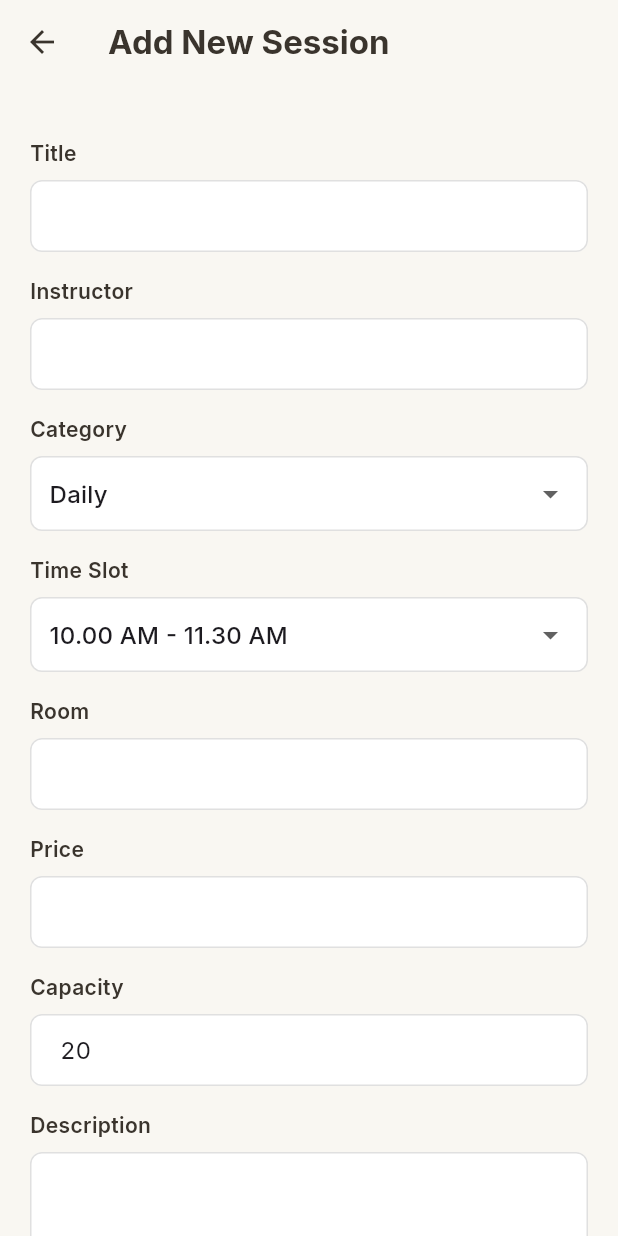
After one commit to pbp-kelompok-f2/lume-mobile, a Flutter app: the AdminClassListPage screen opened directly, after a tap on the "add" icon, on a phone screen of 412 x 824 dp. The commit adds this screen. Run offline on Flutter 3.47's test engine with Material 3 defaults, Android fonts, the phone set to English and light mode, and no system bars; our stand-ins replace google_fonts; missing offline and left inert: add_to_cart_animation, pbp_django_auth; network calls fail.

Commit message:
yyey admin udah bisa add kelas

```diff
--- /dev/null
+++ b/lib/admin/screens/admin_class_form_page.dart
@@ -0,0 +1,312 @@
+import 'dart:convert';
+import 'package:flutter/material.dart';
+import 'package:google_fonts/google_fonts.dart';
+import 'package:lume_mobile/models/booking_kelas.dart';
+import 'package:lume_mobile/theme/lume_colors.dart';
+import 'package:pbp_django_auth/pbp_django_auth.dart';
+import 'package:provider/provider.dart';
+
+class AdminClassFormPage extends StatefulWidget {
+  final ClassSession? session; // Null = Add, Not Null = Edit
+
+  const AdminClassFormPage({super.key, this.session});
+
+  @override
+  State<AdminClassFormPage> createState() => _AdminClassFormPageState();
+}
+
+class _AdminClassFormPageState extends State<AdminClassFormPage> {
+  final _formKey = GlobalKey<FormState>();
+
+  // Controllers
+  late TextEditingController _titleController;
+  late TextEditingController _instructorController;
+  late TextEditingController _roomController;
+  late TextEditingController _priceController;
+  late TextEditingController _capacityController;
+  late TextEditingController _descriptionController;
+
+  // Dropdown Values
+  String _selectedCategory = 'daily';
+  String _selectedTime = '10.00 AM - 11.30 AM'; // Default Time Slot
+
+  // Data Options (Sesuai Django models.py)
+  final List<String> _timeSlots = [
+    '10.00 AM - 11.30 AM',
+    '12.00 PM - 13.30 PM',
+    '14.00 PM - 15.30 PM',
+    '16.00 PM - 17.30 PM',
+    '18.00 PM - 19.30 PM',
+  ];
+
+  // Map Hari: Flutter UI -> Django Value ('mon', 'tue', dst)
+  final Map<String, String> _dayMap = {
+    'mon': 'Monday',
+    'tue': 'Tuesday',
+    'wed': 'Wednesday',
+    'thur': 'Thursday',
+    'fri': 'Friday',
+    'sat': 'Saturday',
+  };
+
+  final List<String> _selectedDays = []; // Menyimpan kode hari ('mon', 'tue')
+
+  bool _isLoading = false;
+
+  @override
+  void initState() {
+    super.initState();
+    final s = widget.session;
+
+    _titleController = TextEditingController(text: s?.title ?? "");
+    _instructorController = TextEditingController(text: s?.instructor ?? "");
+    _roomController = TextEditingController(text: s?.room ?? "");
+    _priceController = TextEditingController(text: s != null ? s.price.toString() : "");
+    _capacityController = TextEditingController(text: s != null ? s.capacityMax.toString() : "20"); // Default 20
+    _descriptionController = TextEditingController(text: s?.description ?? "");
+
+    if (s != null) {
+      _selectedCategory = s.category.toLowerCase();
+      // Pastikan time ada di list, kalau tidak (misal data lama), masukkan ke list sementara atau set default
+      if (_timeSlots.contains(s.time)) {
+        _selectedTime = s.time;
+      } else {
+        _selectedTime = _timeSlots.first;
+      }
+
+      // Load existing days
+      _selectedDays.addAll(s.days);
+    }
+  }
+
+  Future<void> _submitForm() async {
+    if (!_formKey.currentState!.validate()) return;
+
+    // Validasi Khusus: Jika Weekly, harus pilih hari
+    if (_selectedCategory == 'weekly' && _selectedDays.isEmpty) {
+      ScaffoldMessenger.of(context).showSnackBar(
+        const SnackBar(content: Text("Please select at least one day for Weekly class."), backgroundColor: Colors.red),
+      );
+      return;
+    }
+
+    setState(() => _isLoading = true);
+    final request = context.read<CookieRequest>();
+
+    String url;
+    if (widget.session == null) {
+      // Create
+      url = 'http://localhost:8000/bookingkelas/create-flutter/';
+    } else {
+      // Edit
+      url = 'http://localhost:8000/bookingkelas/edit-flutter/${widget.session!.id}/';
+    }
+
+    final Map<String, dynamic> body = {
+      'title': _titleController.text,
+      'instructor': _instructorController.text,
+      'time': _selectedTime, // Pakai dropdown value
+      'room': _roomController.text,
+      'price': int.tryParse(_priceController.text) ?? 0,
+      'capacity_max': int.tryParse(_capacityController.text) ?? 20,
+      'description': _descriptionController.text,
+      'category': _selectedCategory,
+      'days': _selectedCategory == 'daily' ? [] : _selectedDays, // Daily dihandle backend, Weekly kirim list
+    };
+
+    try {
+      final response = await request.post(
+        url,
+        jsonEncode(body),
+      );
+
+      if (context.mounted) {
+        if (response['status'] == 'success') {
+          ScaffoldMessenger.of(context).showSnackBar(
+            const SnackBar(
+              content: Text("Success!"),
+              backgroundColor: LumeColors.sageGreen,
+            ),
+          );
+          Navigator.pop(context); // Kembali ke list
+        } else {
+          ScaffoldMessenger.of(context).showSnackBar(
+            SnackBar(
+              content: Text(response['message'] ?? "Error occurred"),
+              backgroundColor: Colors.red,
+            ),
+          );
+        }
+      }
+    } catch (e) {
+      if (context.mounted) {
+        ScaffoldMessenger.of(context).showSnackBar(
+          SnackBar(
+            content: Text("Error: $e"),
+            backgroundColor: Colors.red,
+          ),
+        );
+      }
+    } finally {
+      if (mounted) setState(() => _isLoading = false);
+    }
+  }
+
+  @override
+  Widget build(BuildContext context) {
+    bool isEdit = widget.session != null;
+
+    return Scaffold(
+      backgroundColor: LumeColors.creamBackground,
+      appBar: AppBar(
+        title: Text(isEdit ? "Edit Session" : "Add New Session", style: GoogleFonts.inter(fontWeight: FontWeight.bold, color: LumeColors.darkText)),
+        backgroundColor: Colors.transparent,
+        elevation: 0,
+        iconTheme: const IconThemeData(color: LumeColors.darkText),
+      ),
+      body: SingleChildScrollView(
+        padding: const EdgeInsets.all(20),
+        child: Form(
+          key: _formKey,
+          child: Column(
+            crossAxisAlignment: CrossAxisAlignment.start,
+            children: [
+              _buildTextField("Title", _titleController),
+              _buildTextField("Instructor", _instructorController),
+
+              // --- CATEGORY DROPDOWN ---
+              const SizedBox(height: 16),
+              Text("Category", style: GoogleFonts.inter(fontWeight: FontWeight.w600, color: LumeColors.darkText)),
+              const SizedBox(height: 8),
+              _buildDropdown(
+                value: _selectedCategory,
+                items: const ['daily', 'weekly'],
+                onChanged: (val) => setState(() => _selectedCategory = val!),
+                itemLabel: (val) => val == 'daily' ? 'Daily' : 'Weekly',
+              ),
+
+              // --- DAYS SELECTION (Only for Weekly) ---
+              if (_selectedCategory == 'weekly') ...[
+                const SizedBox(height: 16),
+                Text("Select Days", style: GoogleFonts.inter(fontWeight: FontWeight.w600, color: LumeColors.darkText)),
+                const SizedBox(height: 8),
+                Wrap(
+                  spacing: 8,
+                  runSpacing: 8,
+                  children: _dayMap.entries.map((entry) {
+                    final dayCode = entry.key; // 'mon', 'tue'
+                    final dayName = entry.value; // 'Monday', 'Tuesday'
+                    final isSelected = _selectedDays.contains(dayCode);
+
+                    return FilterChip(
+                      label: Text(dayName),
+                      selected: isSelected,
+                      selectedColor: LumeColors.sageGreen.withOpacity(0.3),
+                      checkmarkColor: LumeColors.darkGreen,
+                      onSelected: (bool selected) {
+                        setState(() {
+                          if (selected) {
+                            _selectedDays.add(dayCode);
+                          } else {
+                            _selectedDays.remove(dayCode);
+                          }
+                        });
+                      },
+                    );
+                  }).toList(),
+                ),
+              ],
+
+              // --- TIME SLOT DROPDOWN ---
+              const SizedBox(height: 16),
+              Text("Time Slot", style: GoogleFonts.inter(fontWeight: FontWeight.w600, color: LumeColors.darkText)),
+              const SizedBox(height: 8),
+              _buildDropdown(
+                value: _selectedTime,
+                items: _timeSlots,
+                onChanged: (val) => setState(() => _selectedTime = val!),
+                itemLabel: (val) => val, // Display as is
+              ),
+
+              _buildTextField("Room", _roomController),
+              _buildTextField("Price", _priceController, isNumber: true),
+              _buildTextField("Capacity", _capacityController, isNumber: true),
+              _buildTextField("Description", _descriptionController, maxLines: 3),
+
+              const SizedBox(height: 30),
+
+              SizedBox(
+                width: double.infinity,
+                child: ElevatedButton(
+                  onPressed: _isLoading ? null : _submitForm,
+                  style: ElevatedButton.styleFrom(
+                    backgroundColor: LumeColors.sageGreen,
+                    padding: const EdgeInsets.symmetric(vertical: 16),
+                    shape: RoundedRectangleBorder(borderRadius: BorderRadius.circular(12)),
+                  ),
+                  child: _isLoading
+                    ? const SizedBox(height: 20, width: 20, child: CircularProgressIndicator(color: Colors.white, strokeWidth: 2))
+                    : Text(isEdit ? "Update Session" : "Save Session", style: const TextStyle(fontSize: 16, fontWeight: FontWeight.bold, color: Colors.white)),
+                ),
+              ),
+            ],
+          ),
+        ),
+      ),
+    );
+  }
+
+  Widget _buildTextField(String label, TextEditingController controller, {bool isNumber = false, int maxLines = 1}) {
+    return Padding(
+      padding: const EdgeInsets.only(top: 16),
+      child: Column(
+        crossAxisAlignment: CrossAxisAlignment.start,
+        children: [
+          Text(label, style: GoogleFonts.inter(fontWeight: FontWeight.w600, color: LumeColors.darkText)),
+          const SizedBox(height: 8),
+          TextFormField(
+            controller: controller,
+            keyboardType: isNumber ? TextInputType.number : TextInputType.text,
+            maxLines: maxLines,
+            validator: (val) => val == null || val.isEmpty ? "Required" : null,
+            decoration: InputDecoration(
+              filled: true,
+              fillColor: Colors.white,
+              contentPadding: const EdgeInsets.symmetric(horizontal: 16, vertical: 12),
+              border: OutlineInputBorder(borderRadius: BorderRadius.circular(8), borderSide: BorderSide(color: Colors.grey.shade300)),
+              enabledBorder: OutlineInputBorder(borderRadius: BorderRadius.circular(8), borderSide: BorderSide(color: Colors.grey.shade300)),
+            ),
+          ),
+        ],
+      ),
+    );
+  }
+
+  Widget _buildDropdown({
+    required String value,
+    required List<String> items,
+    required ValueChanged<String?> onChanged,
+    required String Function(String) itemLabel,
+  }) {
+    return Container(
+      padding: const EdgeInsets.symmetric(horizontal: 12),
+      decoration: BoxDecoration(
+        color: Colors.white, borderRadius: BorderRadius.circular(8),
+        border: Border.all(color: Colors.grey.shade300)
+      ),
+      child: DropdownButtonHideUnderline(
+        child: DropdownButton<String>(
+          value: value,
+          isExpanded: true,
+          items: items.map((item) {
+            return DropdownMenuItem(
+              value: item,
+              child: Text(itemLabel(item), style: GoogleFonts.inter()),
+            );
+          }).toList(),
+          onChanged: onChanged,
+        ),
+      ),
+    );
+  }
+}
--- /dev/null
+++ b/lib/admin/screens/admin_class_list_page.dart
@@ -0,0 +1,264 @@
+import 'package:flutter/material.dart';
+import 'package:google_fonts/google_fonts.dart';
+import 'package:lume_mobile/admin/screens/admin_class_form_page.dart';
+import 'package:lume_mobile/models/booking_kelas.dart';
+import 'package:lume_mobile/theme/lume_colors.dart';
+import 'package:pbp_django_auth/pbp_django_auth.dart';
+import 'package:provider/provider.dart';
+
+class AdminClassListPage extends StatefulWidget {
+  const AdminClassListPage({super.key});
+
+  @override
+  State<AdminClassListPage> createState() => _AdminClassListPageState();
+}
+
+class _AdminClassListPageState extends State<AdminClassListPage> {
+  // Fungsi Fetch Data Kelas
+  Future<List<ClassSession>> fetchClasses(CookieRequest request) async {
+    // Gunakan endpoint JSON yang sudah ada (sama seperti user biasa)
+    final response = await request.get(
+      'http://localhost:8000/bookingkelas/json/',
+    );
+
+    List<ClassSession> listSessions = [];
+    var data = response;
+    if (response is Map && response['sessions'] != null) {
+      data = response['sessions'];
+    }
+
+    if (data is List) {
+      for (var d in data) {
+        if (d != null) listSessions.add(ClassSession.fromJson(d));
+      }
+    }
+    return listSessions;
+  }
+
+  // Fungsi Hapus Kelas
+  Future<void> deleteClass(CookieRequest request, int id) async {
+    try {
+      final response = await request.postJson(
+        'http://localhost:8000/bookingkelas/delete-flutter/$id/', // Endpoint perlu disesuaikan di urls.py django nanti
+        {},
+      );
+
+      if (response['status'] == 'success') {
+        ScaffoldMessenger.of(context).showSnackBar(
+          const SnackBar(
+            content: Text("Class deleted successfully"),
+            backgroundColor: LumeColors.sageGreen,
+          ),
+        );
+        setState(() {}); // Refresh list
+      } else {
+        ScaffoldMessenger.of(context).showSnackBar(
+          SnackBar(
+            content: Text(response['message'] ?? "Failed to delete"),
+            backgroundColor: Colors.red,
+          ),
+        );
+      }
+    } catch (e) {
+      ScaffoldMessenger.of(context).showSnackBar(
+        SnackBar(content: Text("Error: $e"), backgroundColor: Colors.red),
+      );
+    }
+  }
+
+  @override
+  Widget build(BuildContext context) {
+    final request = context.watch<CookieRequest>();
+
+    return Scaffold(
+      backgroundColor: LumeColors.creamBackground,
+      appBar: AppBar(
+        title: Text(
+          "Manage Classes",
+          style: GoogleFonts.inter(
+            fontWeight: FontWeight.bold,
+            color: LumeColors.darkText,
+          ),
+        ),
+        backgroundColor: Colors.transparent,
+        elevation: 0,
+        iconTheme: const IconThemeData(color: LumeColors.darkText),
+      ),
+      floatingActionButton: FloatingActionButton(
+        backgroundColor: LumeColors.sageGreen,
+        child: const Icon(Icons.add, color: Colors.white),
+        onPressed: () {
+          // Navigasi ke Form Tambah Kelas
+          Navigator.push(
+            context,
+            MaterialPageRoute(builder: (context) => const AdminClassFormPage()),
+          ).then((_) => setState(() {})); // Refresh setelah kembali
+        },
+      ),
+      body: FutureBuilder(
+        future: fetchClasses(request),
+        builder: (context, AsyncSnapshot<List<ClassSession>> snapshot) {
+          if (snapshot.connectionState == ConnectionState.waiting) {
+            return const Center(
+              child: CircularProgressIndicator(color: LumeColors.sageGreen),
+            );
+          } else if (snapshot.hasError) {
+            return Center(child: Text("Error: ${snapshot.error}"));
+          } else if (!snapshot.hasData || snapshot.data!.isEmpty) {
+            return const Center(child: Text("No classes found."));
+          }
+
+          return ListView.separated(
+            padding: const EdgeInsets.all(16),
+            itemCount: snapshot.data!.length,
+            separatorBuilder: (ctx, index) => const SizedBox(height: 12),
+            itemBuilder: (context, index) {
+              final session = snapshot.data![index];
+              return _buildAdminClassCard(session, request);
+            },
+          );
+        },
+      ),
+    );
+  }
+
+  Widget _buildAdminClassCard(ClassSession session, CookieRequest request) {
+    return Container(
+      padding: const EdgeInsets.all(16),
+      decoration: BoxDecoration(
+        color: Colors.white,
+        borderRadius: BorderRadius.circular(12),
+        boxShadow: [
+          BoxShadow(
+            color: Colors.black.withOpacity(0.05),
+            blurRadius: 4,
+            offset: const Offset(0, 2),
+          ),
+        ],
+        border: Border.all(color: const Color(0xFFCFC8BA)),
+      ),
+      child: Column(
+        crossAxisAlignment: CrossAxisAlignment.start,
+        children: [
+          Row(
+            mainAxisAlignment: MainAxisAlignment.spaceBetween,
+            children: [
+              Expanded(
+                child: Text(
+                  session.title,
+                  style: GoogleFonts.inter(
+                    fontWeight: FontWeight.bold,
+                    fontSize: 16,
+                    color: LumeColors.darkText,
+                  ),
+                ),
+              ),
+              Container(
+                padding: const EdgeInsets.symmetric(horizontal: 8, vertical: 4),
+                decoration: BoxDecoration(
+                  color: const Color(0xFFF5F5F4),
+                  borderRadius: BorderRadius.circular(8),
+                ),
+                child: Text(
+                  session.category.toUpperCase(),
+                  style: GoogleFonts.inter(
+                    fontSize: 10,
+                    fontWeight: FontWeight.bold,
+                    color: LumeColors.darkText,
+                  ),
+                ),
+              ),
+            ],
+          ),
+          const SizedBox(height: 8),
+          _infoRow(Icons.person, session.instructor),
+          _infoRow(Icons.access_time, session.time),
+          _infoRow(Icons.event, session.days.join(", ")), // Tampilkan hari
+          _infoRow(
+            Icons.people,
+            "${session.capacityCurrent}/${session.capacityMax}",
+          ),
+
+          const Divider(height: 24),
+
+          Row(
+            mainAxisAlignment: MainAxisAlignment.end,
+            children: [
+              TextButton.icon(
+                icon: const Icon(Icons.edit, size: 18, color: Colors.blue),
+                label: const Text("Edit", style: TextStyle(color: Colors.blue)),
+                onPressed: () {
+                  // Navigasi ke Form Edit
+                  Navigator.push(
+                    context,
+                    MaterialPageRoute(
+                      builder: (context) => AdminClassFormPage(
+                        session: session,
+                      ), // Kirim data session utk diedit
+                    ),
+                  ).then((_) => setState(() {}));
+                },
+              ),
+              const SizedBox(width: 8),
+              TextButton.icon(
+                icon: const Icon(Icons.delete, size: 18, color: Colors.red),
+                label: const Text(
+                  "Delete",
+                  style: TextStyle(color: Colors.red),
+                ),
+                onPressed: () =>
+                    _showDeleteConfirmation(context, request, session),
+              ),
+            ],
+          ),
+        ],
+      ),
+    );
+  }
+
+  Widget _infoRow(IconData icon, String text) {
+    return Padding(
+      padding: const EdgeInsets.only(bottom: 4),
+      child: Row(
+        children: [
+          Icon(icon, size: 14, color: Colors.grey),
+          const SizedBox(width: 8),
+          Expanded(
+            child: Text(
+              text,
+              style: GoogleFonts.inter(fontSize: 13, color: Colors.grey[700]),
+            ),
+          ),
+        ],
+      ),
+    );
+  }
+
+  void _showDeleteConfirmation(
+    BuildContext context,
+    CookieRequest request,
+    ClassSession session,
+  ) {
+    showDialog(
+      context: context,
+      builder: (ctx) => AlertDialog(
+        title: const Text("Confirm Delete"),
+        content: Text("Are you sure you want to delete '${session.title}'?"),
+        actions: [
+          TextButton(
+            onPressed: () => Navigator.pop(ctx),
+            child: const Text("Cancel"),
+          ),
+          ElevatedButton(
+            style: ElevatedButton.styleFrom(backgroundColor: Colors.red),
+            onPressed: () {
+              Navigator.pop(ctx);
+              deleteClass(request, session.id);
+            },
+            child: const Text("Delete", style: TextStyle(color: Colors.white)),
+          ),
+        ],
+      ),
+    );
+  }
+}
--- a/lib/admin/screens/admin_dashboard_page.dart
+++ b/lib/admin/screens/admin_dashboard_page.dart
@@ -8,7 +8,7 @@ import 'package:pbp_django_auth/pbp_django_auth.dart';
 import 'package:provider/provider.dart';
 import 'package:lume_mobile/admin/screens/admin_user_list.dart';
 import 'package:lume_mobile/admin/screens/admin_order_list.dart';
-import 'package:lume_mobile/admin/screens/admin_booking_list.dart';
+import 'package:lume_mobile/admin/screens/admin_class_list_page.dart';
 
 class AdminDashboardPage extends StatefulWidget {
   const AdminDashboardPage({super.key});
@@ -177,7 +177,7 @@ class _AdminDashboardPageState extends State<AdminDashboardPage> {
                         Navigator.push(
                           context,
                           MaterialPageRoute(
-                            builder: (context) => const AdminBookingListPage(),
+                            builder: (context) => const AdminClassListPage(),
                           ),
                         );
                       },
```
Also changed, not shown: lib/admin/screens/admin_booking_list.dart (deleted, +0 -109 lines), lib/admin/screens/admin_home_page.dart (+8 -19 lines), lib/admin/screens/admin_product_list.dart (line endings or trailing spaces).
